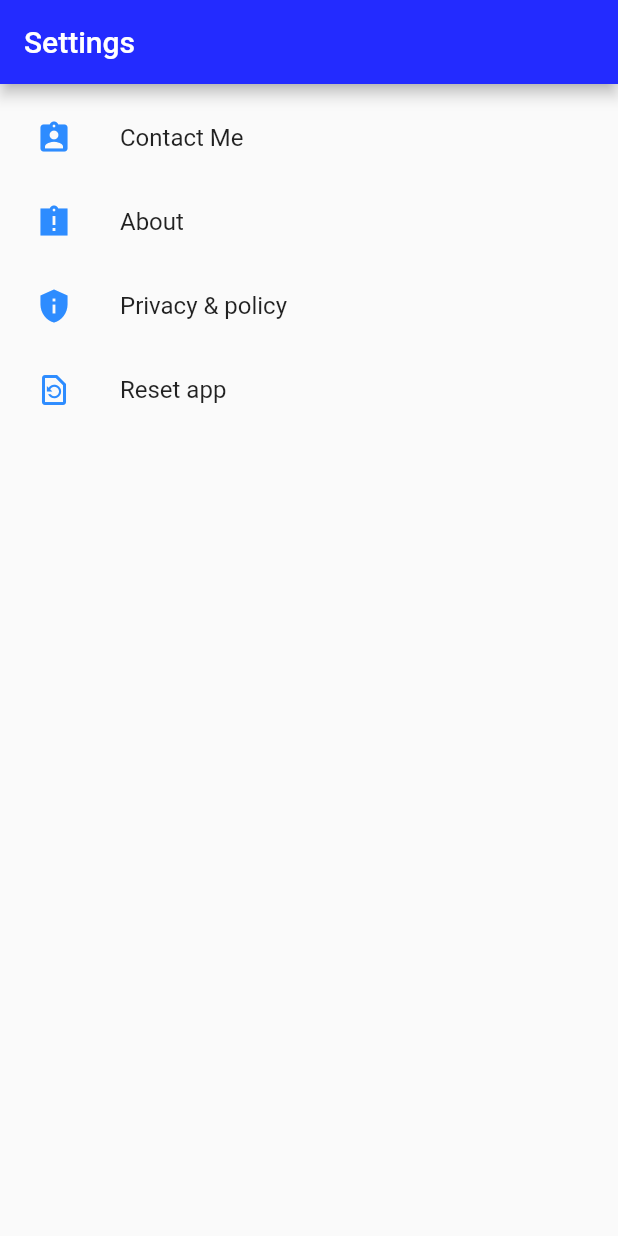
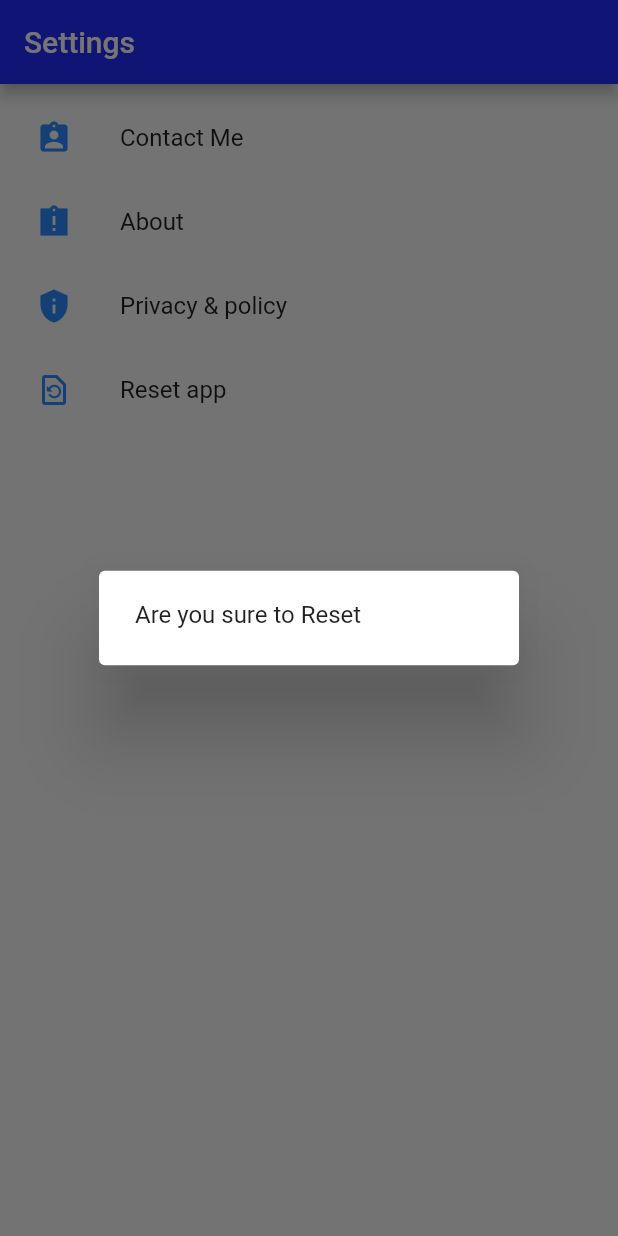
Before and after one commit to MuhadJasiR/Money-Manager-app, a Flutter app: the SettingScreen screen opened directly, after a tap on "Reset app", on a phone screen of 412 x 824 dp. Run offline on Flutter 3.47's test engine with Material 2 defaults, Android fonts, the phone set to English and light mode, and no system bars; our stand-ins replace flip_card, flutter_slidable, hive, hive_flutter, shared_preferences, smooth_page_indicator; accounts and stored records are empty.

Commit message:
fixed_delete_bug

```diff
--- a/lib/screens/settings.dart
+++ b/lib/screens/settings.dart
@@ -34,7 +34,15 @@ class SettingScreen extends StatelessWidget {
               title: const Text("Privacy & policy"),
             ),
             ListTile(
-              onTap: () {},
+              onTap: () {
+                showDialog(
+                    context: context,
+                    builder: (context) {
+                      return AlertDialog(
+                        content: Text("Are you sure to Reset"),
+                      );
+                    });
+              },
               leading: const Icon(Icons.restore_page_outlined,
                   color: Color.fromARGB(255, 45, 140, 255)),
               title: const Text("Reset app"),
```
